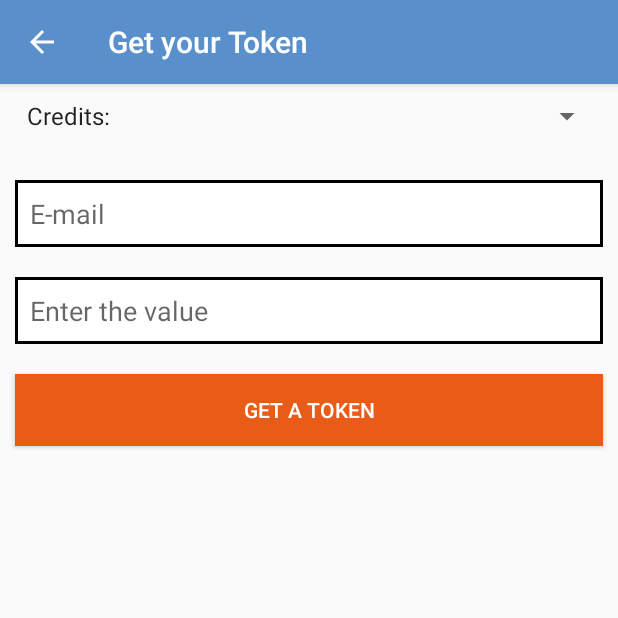
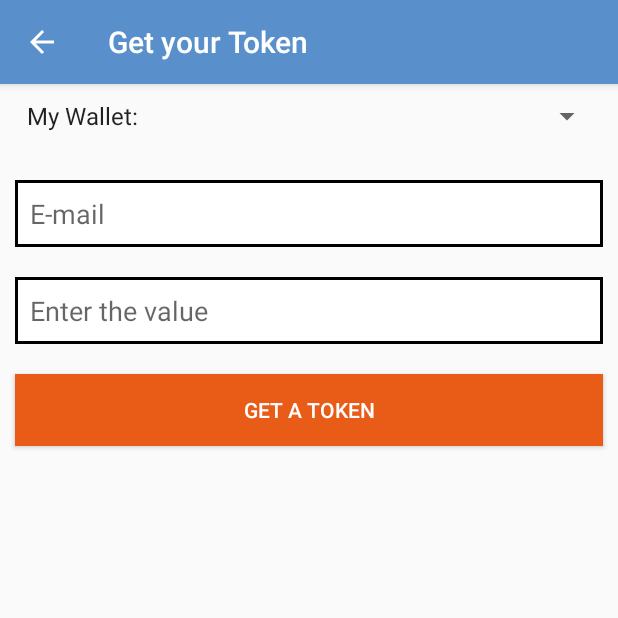
Before and after one commit to marcosaguileraely/BoxToMarketMobile, an Android app: the CompraToken screen opened directly, with no data from a screen before it, on a phone screen of 412 x 824 dp, the top half of it. Run offline under Robolectric (Android 15) with nearby library versions, the phone set to English and light mode, and no system bars; our stand-ins replace Volley; network calls fail.

Commit message:
New text for App title and translations

```diff
--- a/app/src/main/res/values/strings.xml
+++ b/app/src/main/res/values/strings.xml
@@ -1,5 +1,5 @@
 <resources>
-    <string name="app_name">Box To Market</string>
+    <string name="app_name">Box to Market</string>
     <string name="TvLogin">Forgot your password?</string>
     <string name="login">Login</string>
     <string name="registrese">Register</string>
@@ -20,7 +20,7 @@
     <string name="inf_dialog">"Process. Please wait"</string>
 
     <string name="tipo_tarjeta">Credit Card</string>
-    <string name="tipo_creditos">Credits:</string>
+    <string name="tipo_creditos">My Wallet:</string>
     <string name="preferencias">preferencias</string><!-- -->
     <string name="tipo_compensacion">Transfer</string>
     <string name="password">Password</string>
```
Also changed, not shown: 1 other file.
